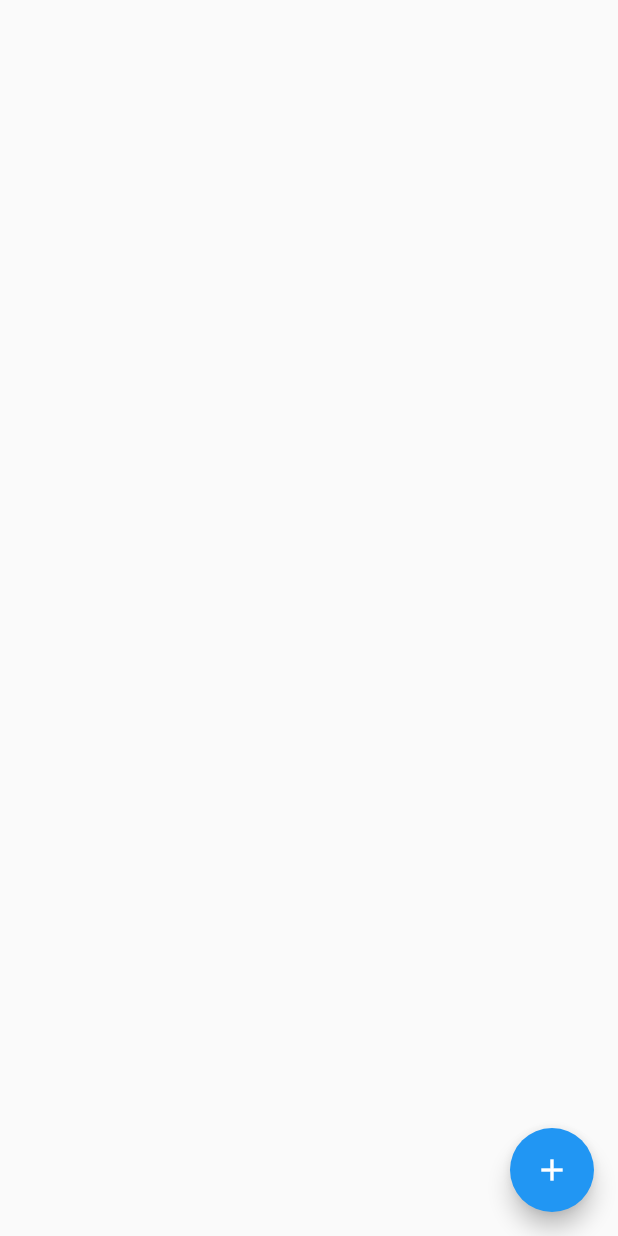
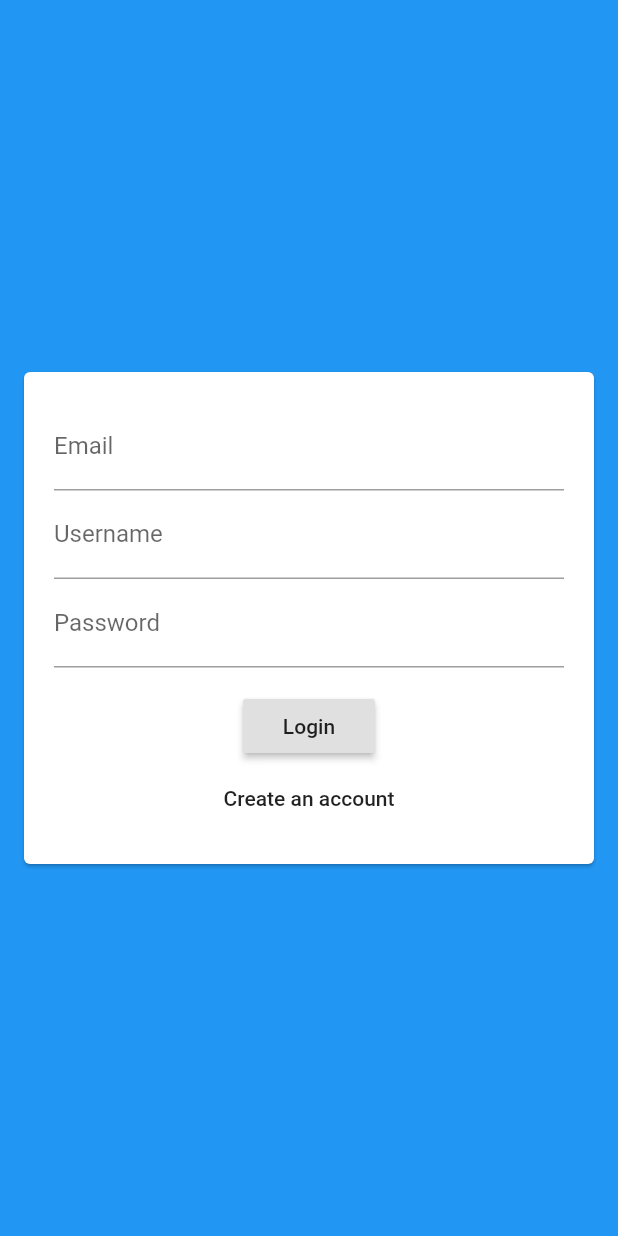
Before and after one commit to khsh90/Max-ChatApp-Section14, a Flutter app: the screen it shows after launch, on a phone screen of 412 x 824 dp. Run offline on Flutter 3.47's test engine with Material 2 defaults, Android fonts, the phone set to English and light mode, and no system bars; our stand-ins replace cloud_firestore; accounts and stored records are empty.

Commit message:
design a widget with a form

```diff
--- a/lib/main.dart
+++ b/lib/main.dart
@@ -1,3 +1,4 @@
+import './screens/auth_screen.dart';
 import 'package:flutter/material.dart';
 import './screens/chat_screen.dart';
 
@@ -14,7 +15,7 @@ class MyApp extends StatelessWidget {
         primarySwatch: Colors.blue,
         visualDensity: VisualDensity.adaptivePlatformDensity,
       ),
-      home: ChatScreen(),
+      home: AuthScreen(),
     );
   }
 }
--- a/lib/screens/auth_screen.dart
+++ b/lib/screens/auth_screen.dart
@@ -0,0 +1,18 @@
+import '../widgets/auth_form.dart';
+import 'package:flutter/material.dart';
+
+class AuthScreen extends StatefulWidget {
+  @override
+  _AuthScreenState createState() => _AuthScreenState();
+}
+
+class _AuthScreenState extends State<AuthScreen> {
+  @override
+  Widget build(BuildContext context) {
+    return Scaffold(
+      backgroundColor: Theme.of(context).primaryColor,
+
+      body: AuthForm(),
+    );
+  }
+}
--- /dev/null
+++ b/lib/widgets/auth_form.dart
@@ -0,0 +1,45 @@
+import 'package:flutter/material.dart';
+
+class AuthForm extends StatefulWidget {
+  @override
+  _AuthFormState createState() => _AuthFormState();
+}
+
+class _AuthFormState extends State<AuthForm> {
+  @override
+  Widget build(BuildContext context) {
+    return Center(
+      child: Card(
+        margin: EdgeInsets.all(16),
+        child: SingleChildScrollView(
+          padding: EdgeInsets.all(20),
+          child: Form(
+              child: Column(
+            // mainAxisSize: MainAxisSize.min,
+            children: [
+              TextFormField(
+                keyboardType: TextInputType.emailAddress,
+                decoration: InputDecoration(labelText: 'Email'),
+              ),
+              TextFormField(
+                decoration: InputDecoration(labelText: 'Username'),
+              ),
+              TextFormField(
+                decoration: InputDecoration(labelText: 'Password'),
+                obscureText: true,
+              ),
+              SizedBox(
+                height: 15,
+              ),
+              RaisedButton(
+                onPressed: () {},
+                child: Text("Login"),
+              ),
+              FlatButton(onPressed: () {}, child: Text('Create an account'))
+            ],
+          )),
+        ),
+      ),
+    );
+  }
+}
```
